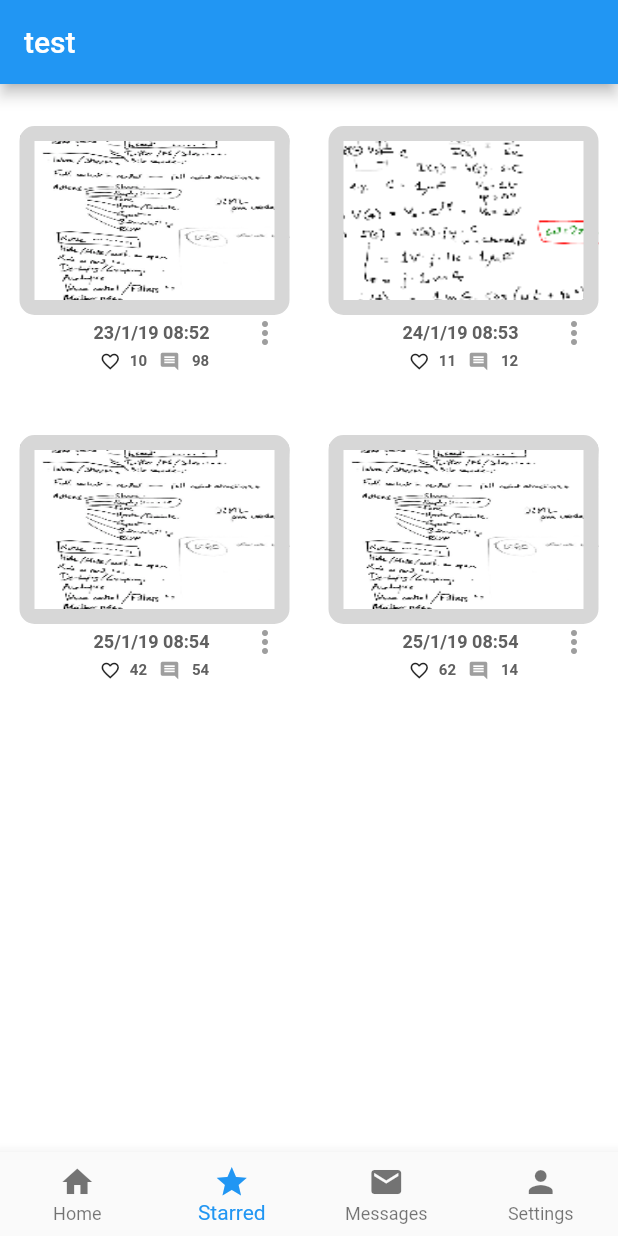
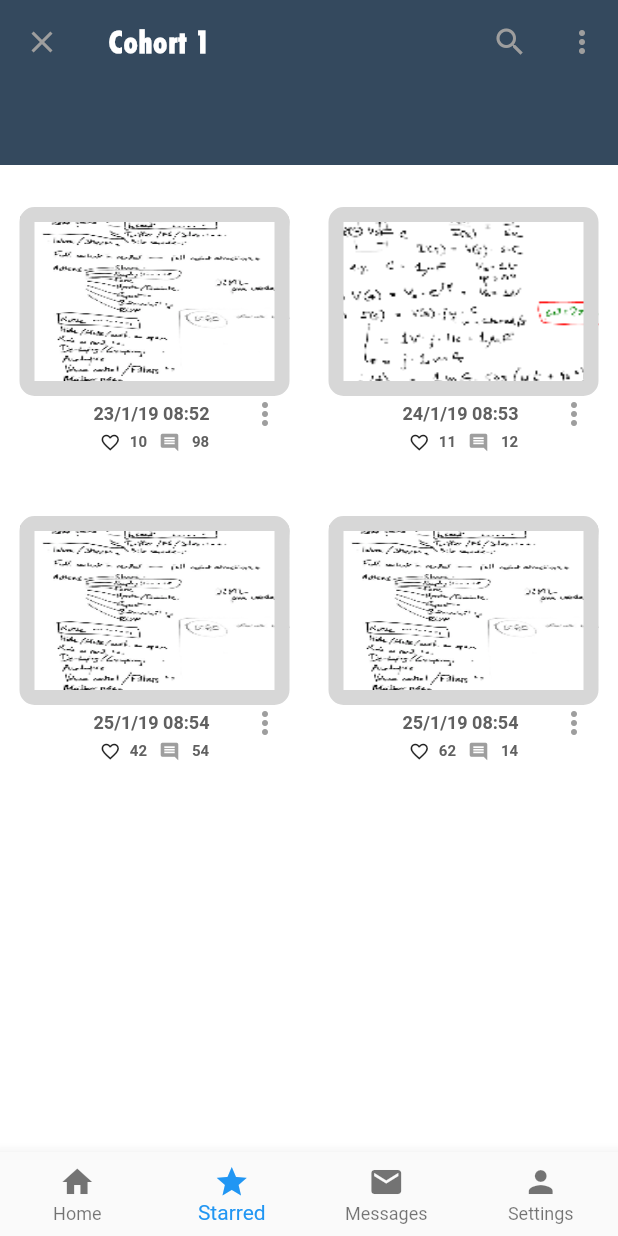
Before and after one commit to boardify-sutd/boardify_front_end_main, a Flutter app: the screen it shows after launch, item 2 of the bottom bar chosen, on a phone screen of 412 x 824 dp. Run offline on Flutter 3.47's test engine with Material 2 defaults, Android fonts, the phone set to English and light mode, and no system bars; Roboto replaces fonts that are missing (QuickSand).

Commit message:
app bar for boards

```diff
--- a/lib/pages/page2.dart
+++ b/lib/pages/page2.dart
@@ -45,7 +45,54 @@ class _Pagetwo extends State<Pagetwo>{
       resizeToAvoidBottomPadding: false,
       key: _scaffoldKey,
       backgroundColor: Colors.white,
-      appBar: AppBar(title: Text("test")),
+      appBar: PreferredSize(
+          preferredSize: Size.fromHeight(110.0), // here the desired height
+          child: AppBar(
+            automaticallyImplyLeading: true,
+            title: const Text('Cohort 1',
+              style: TextStyle(
+                  color: Colors.white,
+                  fontSize: 20.0,
+                  fontFamily: 'Futura',
+                  fontWeight: FontWeight.bold,
+                  letterSpacing: 1.0,
+              ),
+            ),
+        actions: <Widget>[
+          // action button
+          IconButton(
+            icon: Icon(Icons.search, color: Colors.grey),
+            onPressed: null,//() {
+              //_select(choices[0]);
+            //},
+          ),
+          // action button
+          IconButton(
+            icon: Icon(Icons.more_vert, color: Colors.grey),
+            onPressed: null, //() {
+              //_select(choices[1]);
+            //},
+          ),
+          // // overflow menu
+          // PopupMenuButton<Choice>(
+          //   onSelected: _select,
+          //   itemBuilder: (BuildContext context) {
+          //     return choices.skip(2).map((Choice choice) {
+          //       return PopupMenuItem<Choice>(
+          //         value: choice,
+          //         child: Text(choice.title),
+          //       );
+          //     }).toList();
+          //   },
+          // ),
+        ],
+        backgroundColor: Color(getColorHexFromStr("#34495E")),
+            elevation: 0.0,
+          leading: IconButton(
+            icon: Icon(Icons.clear, color: Colors.grey),
+          ),
+          )
+        ),
       body:
       OrientationBuilder(
         builder: (context, orientation) {
```
